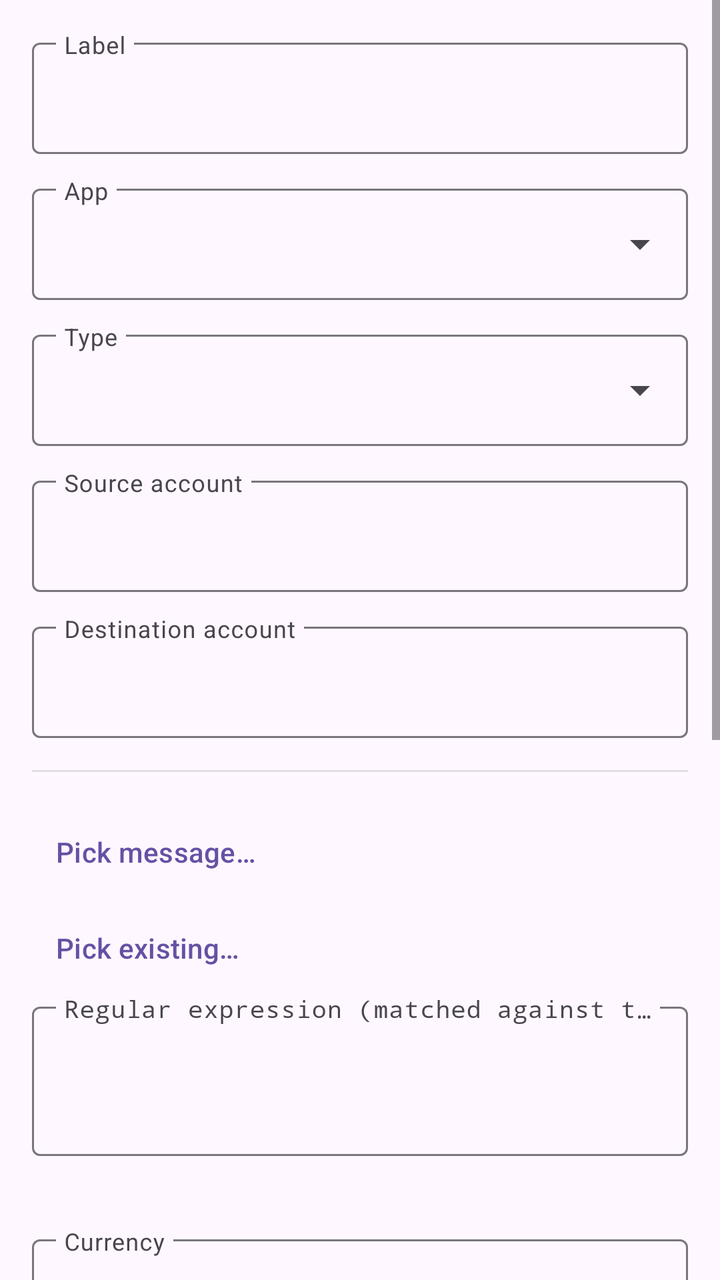
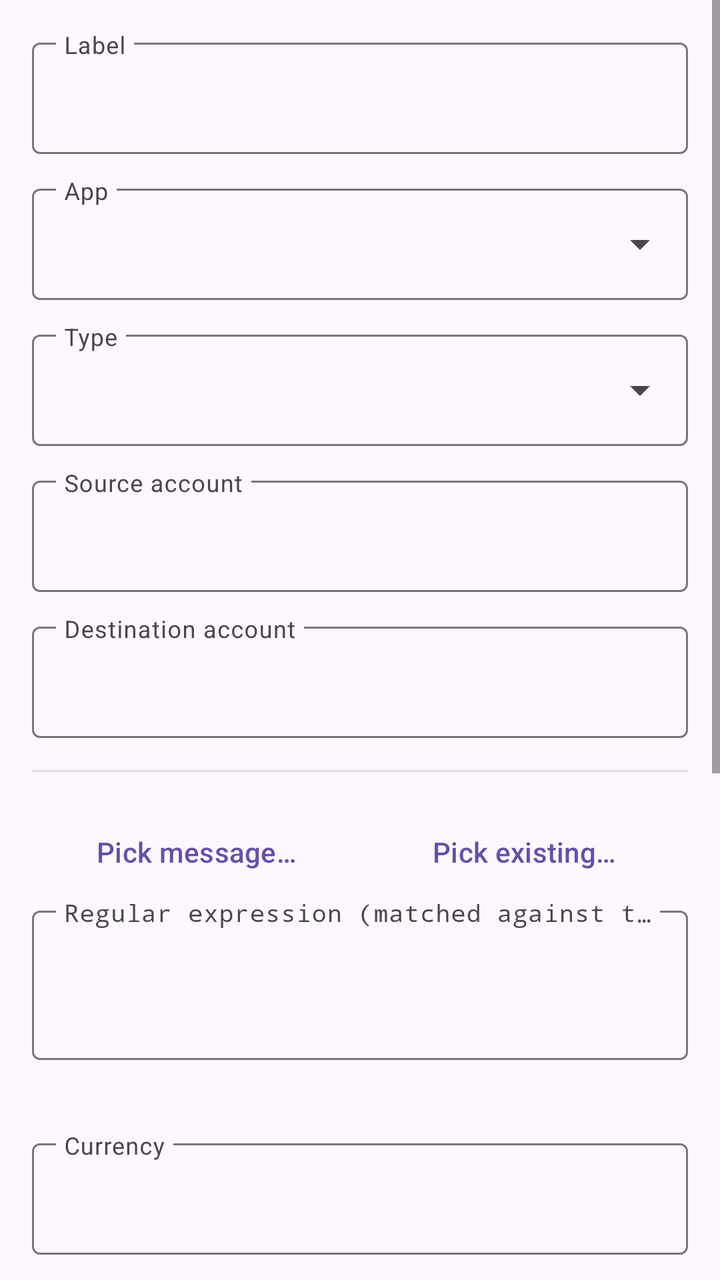

The first picture is an Android layout as it rendered before a commit; the second is the same layout after the commit. The layout source and the unified diff follow.
<!-- AndroidManifest.xml: application theme Theme.FfNotifyImporter -->
<!-- res/layout/fragment_rule_edit.xml -->
<?xml version="1.0" encoding="utf-8"?>
<ScrollView xmlns:android="http://schemas.android.com/apk/res/android"
    xmlns:app="http://schemas.android.com/apk/res-auto"
    android:layout_width="match_parent"
    android:layout_height="match_parent">

    <LinearLayout
        android:layout_width="match_parent"
        android:layout_height="wrap_content"
        android:orientation="vertical"
        android:padding="16dp">

        <com.google.android.material.textfield.TextInputLayout
            android:layout_width="match_parent"
            android:layout_height="wrap_content"
            android:layout_marginBottom="12dp"
            android:hint="@string/rule_field_label"
            app:expandedHintEnabled="false">

            <com.google.android.material.textfield.TextInputEditText
                android:id="@+id/labelInput"
                android:layout_width="match_parent"
                android:layout_height="wrap_content" />

        </com.google.android.material.textfield.TextInputLayout>

        <com.google.android.material.textfield.TextInputLayout
            android:layout_width="match_parent"
            android:layout_height="wrap_content"
            android:layout_marginBottom="12dp"
            android:hint="@string/rule_field_apps"
            app:expandedHintEnabled="false"
            style="@style/Widget.Material3.TextInputLayout.OutlinedBox.ExposedDropdownMenu">

            <com.google.android.material.textfield.MaterialAutoCompleteTextView
                android:id="@+id/appInput"
                android:layout_width="match_parent"
                android:layout_height="wrap_content"
                android:inputType="none" />

        </com.google.android.material.textfield.TextInputLayout>

        <com.google.android.material.textfield.TextInputLayout
            android:layout_width="match_parent"
            android:layout_height="wrap_content"
            android:layout_marginBottom="12dp"
            android:hint="@string/rule_field_kind"
            app:expandedHintEnabled="false"
            style="@style/Widget.Material3.TextInputLayout.OutlinedBox.ExposedDropdownMenu">

            <com.google.android.material.textfield.MaterialAutoCompleteTextView
                android:id="@+id/kindInput"
                android:layout_width="match_parent"
                android:layout_height="wrap_content"
                android:inputType="none" />

        </com.google.android.material.textfield.TextInputLayout>

        <com.google.android.material.textfield.TextInputLayout
            android:layout_width="match_parent"
            android:layout_height="wrap_content"
            android:layout_marginBottom="12dp"
            android:hint="@string/rule_field_source_account"
            app:expandedHintEnabled="false">

            <com.google.android.material.textfield.TextInputEditText
                android:id="@+id/sourceAccountInput"
                android:layout_width="match_parent"
                android:layout_height="wrap_content" />

        </com.google.android.material.textfield.TextInputLayout>

        <com.google.android.material.textfield.TextInputLayout
            android:layout_width="match_parent"
            android:layout_height="wrap_content"
            android:layout_marginBottom="16dp"
            android:hint="@string/rule_field_destination_account"
            app:expandedHintEnabled="false">

            <com.google.android.material.textfield.TextInputEditText
                android:id="@+id/destinationAccountInput"
                android:layout_width="match_parent"
                android:layout_height="wrap_content" />

        </com.google.android.material.textfield.TextInputLayout>

        <View
            android:layout_width="match_parent"
            android:layout_height="1dp"
            android:layout_marginBottom="16dp"
            android:background="#E0E0E0" />

        <Button
            android:id="@+id/pickMessageButton"
            style="?attr/borderlessButtonStyle"
            android:layout_width="match_parent"
            android:layout_height="wrap_content"
            android:gravity="start|center_vertical"
            android:text="@string/rule_pick_message" />

        <Button
            android:id="@+id/pickPatternButton"
            style="?attr/borderlessButtonStyle"
            android:layout_width="match_parent"
            android:layout_height="wrap_content"
            android:gravity="start|center_vertical"
            android:text="@string/rule_pick_existing_pattern" />

        <com.google.android.material.textfield.TextInputLayout
            android:layout_width="match_parent"
            android:layout_height="wrap_content"
            android:layout_marginBottom="4dp"
            android:hint="@string/rule_field_pattern"
            app:expandedHintEnabled="false">

            <com.google.android.material.textfield.TextInputEditText
                android:id="@+id/patternInput"
                android:layout_width="match_parent"
                android:layout_height="wrap_content"
                android:fontFamily="monospace"
                android:gravity="top"
                android:inputType="textMultiLine"
                android:minLines="2" />

        </com.google.android.material.textfield.TextInputLayout>

        <TextView
            android:id="@+id/availableMacrosText"
            android:layout_width="match_parent"
            android:layout_height="wrap_content"
            android:layout_marginBottom="16dp"
            android:textColor="#888888"
            android:textSize="12sp" />

        <com.google.android.material.textfield.TextInputLayout
            android:layout_width="match_parent"
            android:layout_height="wrap_content"
            android:layout_marginBottom="12dp"
            android:hint="@string/rule_field_home_currency"
            app:expandedHintEnabled="false">

            <com.google.android.material.textfield.TextInputEditText
                android:id="@+id/homeCurrencyInput"
                android:layout_width="match_parent"
                android:layout_height="wrap_content" />

        </com.google.android.material.textfield.TextInputLayout>

        <com.google.android.material.textfield.TextInputLayout
            android:layout_width="match_parent"
            android:layout_height="wrap_content"
            android:layout_marginBottom="12dp"
            android:hint="@string/rule_field_description_template"
            app:expandedHintEnabled="false">

            <com.google.android.material.textfield.TextInputEditText
                android:id="@+id/descriptionTemplateInput"
                android:layout_width="match_parent"
                android:layout_height="wrap_content" />

        </com.google.android.material.textfield.TextInputLayout>

        <com.google.android.material.textfield.TextInputLayout
            android:layout_width="match_parent"
            android:layout_height="wrap_content"
            android:layout_marginBottom="12dp"
            android:hint="@string/rule_field_notes_template"
            app:expandedHintEnabled="false">

            <com.google.android.material.textfield.TextInputEditText
                android:id="@+id/notesTemplateInput"
                android:layout_width="match_parent"
                android:layout_height="wrap_content" />

        </com.google.android.material.textfield.TextInputLayout>

        <com.google.android.material.textfield.TextInputLayout
            android:layout_width="match_parent"
            android:layout_height="wrap_content"
            android:layout_marginBottom="12dp"
            android:hint="@string/rule_field_category_template"
            app:expandedHintEnabled="false">

            <com.google.android.material.textfield.TextInputEditText
                android:id="@+id/categoryTemplateInput"
                android:layout_width="match_parent"
                android:layout_height="wrap_content" />

        </com.google.android.material.textfield.TextInputLayout>

        <com.google.android.material.textfield.TextInputLayout
            android:layout_width="match_parent"
            android:layout_height="wrap_content"
            android:layout_marginBottom="12dp"
            android:hint="@string/rule_field_tags_template"
            app:expandedHintEnabled="false">

            <com.google.android.material.textfield.TextInputEditText
                android:id="@+id/tagsTemplateInput"
                android:layout_width="match_parent"
                android:layout_height="wrap_content" />

        </com.google.android.material.textfield.TextInputLayout>

        <com.google.android.material.switchmaterial.SwitchMaterial
            android:id="@+id/enabledSwitch"
            android:layout_width="match_parent"
            android:layout_height="wrap_content"
            android:layout_marginBottom="16dp"
            android:checked="true"
            android:text="@string/rule_field_enabled" />

        <LinearLayout
            android:layout_width="match_parent"
            android:layout_height="wrap_content"
            android:orientation="horizontal">

            <Button
                android:id="@+id/deleteRuleButton"
                style="?attr/borderlessButtonStyle"
                android:layout_width="wrap_content"
                android:layout_height="wrap_content"
                android:text="@string/action_delete"
                android:visibility="gone" />

            <View
                android:layout_width="0dp"
                android:layout_height="1dp"
                android:layout_weight="1" />

            <Button
                android:id="@+id/saveRuleButton"
                android:layout_width="wrap_content"
                android:layout_height="wrap_content"
                android:text="@string/action_save" />

        </LinearLayout>

    </LinearLayout>

</ScrollView>
<!-- resources referenced by this layout -->
<resources>
  <string name="action_delete">Delete</string>
  <string name="action_save">Save</string>
  <string name="rule_field_apps">App</string>
  <string name="rule_field_category_template">Category template</string>
  <string name="rule_field_description_template">Description template</string>
  <string name="rule_field_destination_account">Destination account</string>
  <string name="rule_field_enabled">Enabled</string>
  <string name="rule_field_home_currency">Currency</string>
  <string name="rule_field_kind">Type</string>
  <string name="rule_field_label">Label</string>
  <string name="rule_field_notes_template">Notes template</string>
  <string name="rule_field_pattern">Regular expression (matched against title + text)</string>
  <string name="rule_field_source_account">Source account</string>
  <string name="rule_field_tags_template">Tags template (comma-separated)</string>
  <string name="rule_pick_existing_pattern">Pick existing…</string>
  <string name="rule_pick_message">Pick message…</string>
  <style name="Theme.FfNotifyImporter" parent="Theme.Material3.DayNight.NoActionBar" />
</resources>

<!-- the commit's change to res/layout/fragment_rule_edit.xml (unified diff, before → after) -->
@@ -90,21 +90,28 @@
             android:layout_marginBottom="16dp"
             android:background="#E0E0E0" />
 
-        <Button
-            android:id="@+id/pickMessageButton"
-            style="?attr/borderlessButtonStyle"
-            android:layout_width="match_parent"
-            android:layout_height="wrap_content"
-            android:gravity="start|center_vertical"
-            android:text="@string/rule_pick_message" />
-
-        <Button
-            android:id="@+id/pickPatternButton"
-            style="?attr/borderlessButtonStyle"
-            android:layout_width="match_parent"
-            android:layout_height="wrap_content"
-            android:gravity="start|center_vertical"
-            android:text="@string/rule_pick_existing_pattern" />
+        <LinearLayout
+            android:layout_width="match_parent"
+            android:layout_height="wrap_content"
+            android:orientation="horizontal">
+
+            <Button
+                android:id="@+id/pickMessageButton"
+                style="?attr/borderlessButtonStyle"
+                android:layout_width="0dp"
+                android:layout_height="wrap_content"
+                android:layout_weight="1"
+                android:text="@string/rule_pick_message" />
+
+            <Button
+                android:id="@+id/pickPatternButton"
+                style="?attr/borderlessButtonStyle"
+                android:layout_width="0dp"
+                android:layout_height="wrap_content"
+                android:layout_weight="1"
+                android:text="@string/rule_pick_existing_pattern" />
+
+        </LinearLayout>
 
         <com.google.android.material.textfield.TextInputLayout
             android:layout_width="match_parent"
